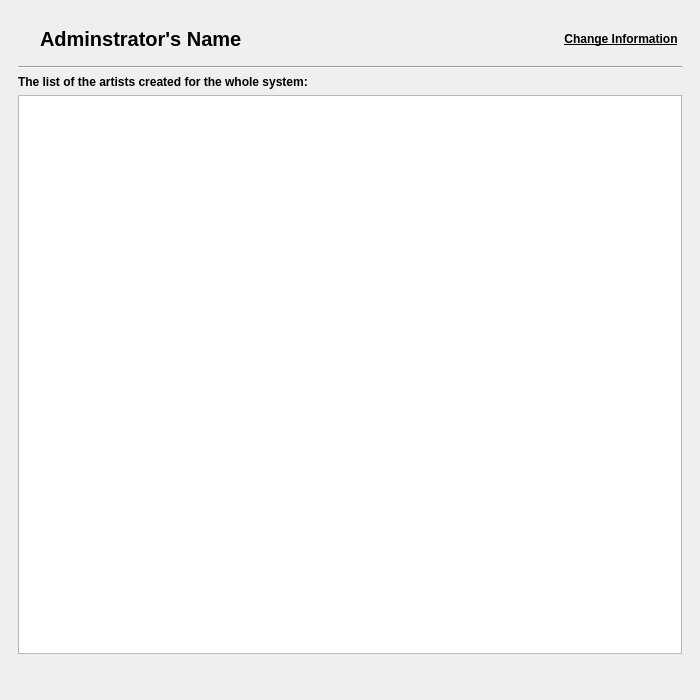
Above: ui/panels/adminpanel.ui from amirmohsen1384/Mockingbird before the change. Below: the same form after it.
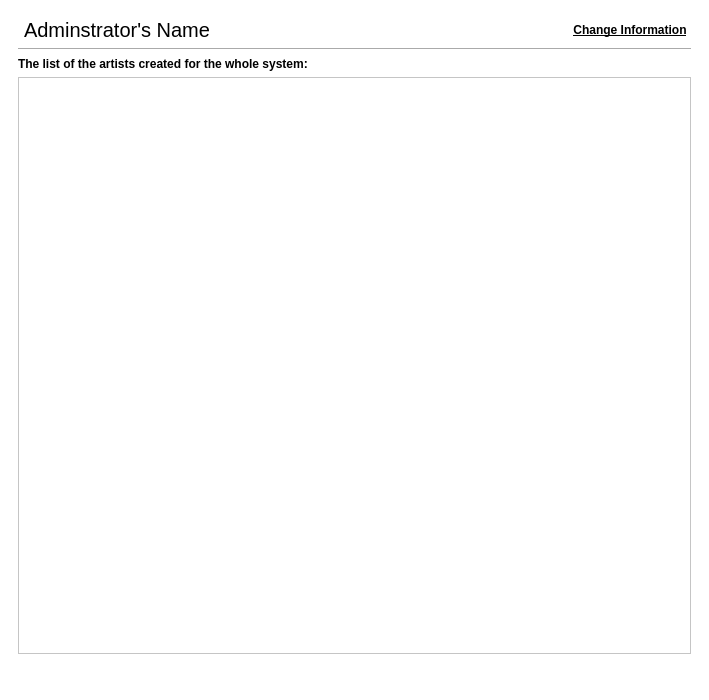
That is the form after the change. Icons and pictures are not drawn.

Patch:
```diff
--- a/ui/panels/adminpanel.ui
+++ b/ui/panels/adminpanel.ui
@@ -18,76 +18,25 @@
   <property name="windowTitle">
    <string>Adminstrator</string>
   </property>
+  <property name="styleSheet">
+   <string notr="true">background-color:white</string>
+  </property>
   <widget class="QWidget" name="centralwidget">
    <layout class="QVBoxLayout" name="verticalLayout_3">
     <item>
      <widget class="QStackedWidget" name="pageContainer">
+      <property name="styleSheet">
+       <string notr="true">background-color:white</string>
+      </property>
       <property name="currentIndex">
        <number>0</number>
       </property>
       <widget class="QWidget" name="mainPage">
        <layout class="QGridLayout" name="gridLayout_2">
-        <item row="0" column="0">
-         <widget class="QFrame" name="frame">
-          <property name="frameShape">
-           <enum>QFrame::Shape::NoFrame</enum>
-          </property>
-          <property name="frameShadow">
-           <enum>QFrame::Shadow::Raised</enum>
-          </property>
-          <layout class="QGridLayout" name="adminInfoLayout">
-           <item row="0" column="0" rowspan="2">
-            <widget class="QLabel" name="adminPhotoLabel">
-             <property name="text">
-              <string/>
-             </property>
-             <property name="pixmap">
-              <pixmap resource="../../resources.qrc">:/images/windows/person.png</pixmap>
-             </property>
-            </widget>
-           </item>
-           <item row="0" column="1" rowspan="2" colspan="2">
-            <widget class="QLabel" name="adminNameLabel">
-             <property name="sizePolicy">
-              <sizepolicy hsizetype="MinimumExpanding" vsizetype="Preferred">
-               <horstretch>0</horstretch>
-               <verstretch>0</verstretch>
-              </sizepolicy>
-             </property>
-             <property name="font">
-              <font>
-               <family>Segoe UI</family>
-               <pointsize>15</pointsize>
-               <strikeout>false</strikeout>
-               <kerning>false</kerning>
-               <fontweight>ExtraLight</fontweight>
-              </font>
-             </property>
-             <property name="text">
-              <string>Adminstrator's Name</string>
-             </property>
-            </widget>
-           </item>
-          </layout>
-         </widget>
-        </item>
-        <item row="0" column="1">
-         <spacer name="adminRightSpacer">
-          <property name="orientation">
-           <enum>Qt::Orientation::Horizontal</enum>
-          </property>
-          <property name="sizeHint" stdset="0">
-           <size>
-            <width>347</width>
-            <height>20</height>
-           </size>
-          </property>
-         </spacer>
-        </item>
-        <item row="0" column="2">
+        <item row="0" column="3">
          <widget class="QPushButton" name="changeInfoButton">
           <property name="sizePolicy">
-           <sizepolicy hsizetype="MinimumExpanding" vsizetype="Fixed">
+           <sizepolicy hsizetype="Preferred" vsizetype="Fixed">
             <horstretch>0</horstretch>
             <verstretch>0</verstretch>
            </sizepolicy>
@@ -112,7 +61,7 @@
           </property>
          </widget>
         </item>
-        <item row="3" column="0" colspan="3">
+        <item row="3" column="0" colspan="4">
          <widget class="QListView" name="artistView">
           <property name="font">
            <font>
@@ -124,7 +73,7 @@
           </property>
          </widget>
         </item>
-        <item row="2" column="0" colspan="3">
+        <item row="2" column="0" colspan="4">
          <widget class="QLabel" name="artistDescriptionLabel">
           <property name="font">
            <font>
@@ -138,7 +87,23 @@
           </property>
          </widget>
         </item>
-        <item row="4" column="0" colspan="3">
+        <item row="0" column="2">
+         <spacer name="adminRightSpacer">
+          <property name="orientation">
+           <enum>Qt::Orientation::Horizontal</enum>
+          </property>
+          <property name="sizeType">
+           <enum>QSizePolicy::Policy::MinimumExpanding</enum>
+          </property>
+          <property name="sizeHint" stdset="0">
+           <size>
+            <width>347</width>
+            <height>20</height>
+           </size>
+          </property>
+         </spacer>
+        </item>
+        <item row="4" column="0" colspan="4">
          <layout class="QHBoxLayout" name="artistControlLayout">
           <item>
            <spacer name="artistControlLeftSpacer">
@@ -237,13 +202,35 @@
           </item>
          </layout>
         </item>
-        <item row="1" column="0" colspan="3">
+        <item row="1" column="0" colspan="4">
          <widget class="Line" name="mainSeparator">
           <property name="orientation">
            <enum>Qt::Orientation::Horizontal</enum>
           </property>
          </widget>
         </item>
+        <item row="0" column="1">
+         <widget class="QLabel" name="adminNameLabel">
+          <property name="sizePolicy">
+           <sizepolicy hsizetype="MinimumExpanding" vsizetype="Preferred">
+            <horstretch>0</horstretch>
+            <verstretch>0</verstretch>
+           </sizepolicy>
+          </property>
+          <property name="font">
+           <font>
+            <family>Segoe UI</family>
+            <pointsize>15</pointsize>
+            <strikeout>false</strikeout>
+            <kerning>false</kerning>
+            <fontweight>ExtraLight</fontweight>
+           </font>
+          </property>
+          <property name="text">
+           <string>Adminstrator's Name</string>
+          </property>
+         </widget>
+        </item>
        </layout>
       </widget>
       <widget class="QWidget" name="informationPage">
```
